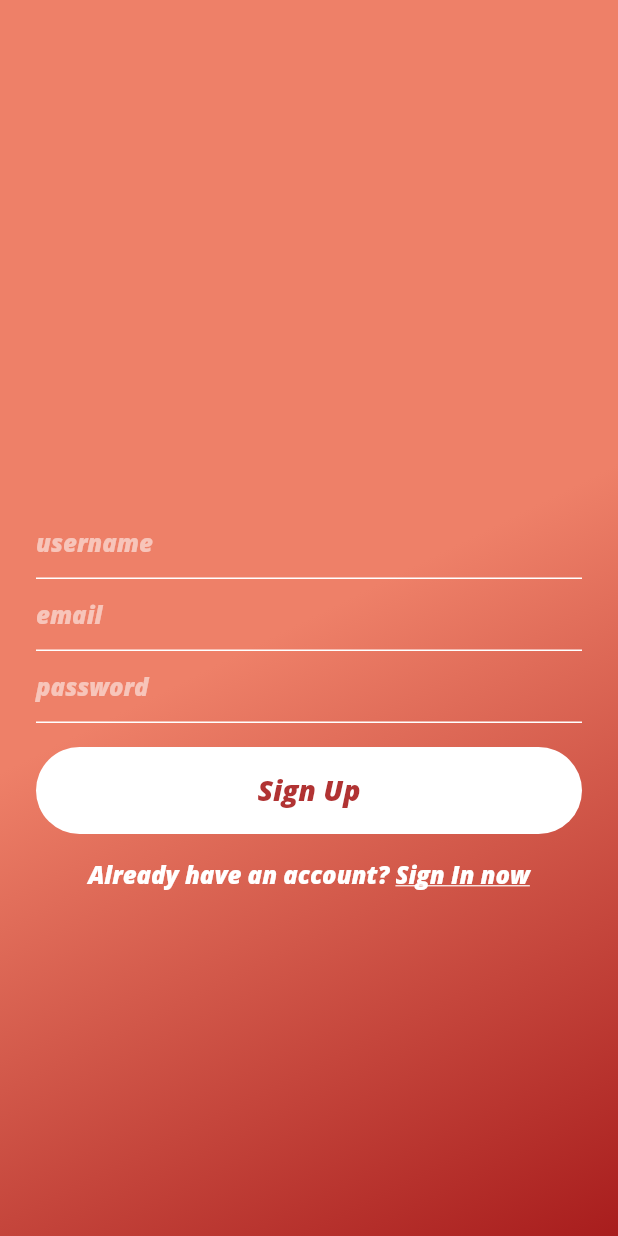
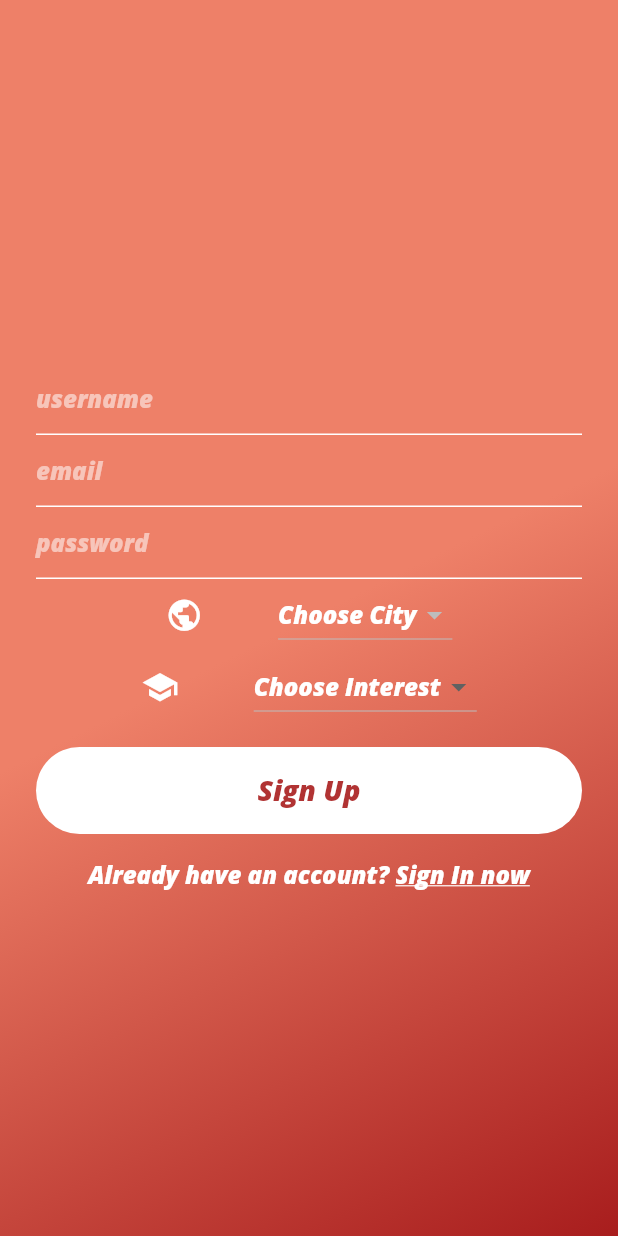
Before and after one commit to maximgnezdov/LetsStudy, a Flutter app: the screen it shows after launch, after a tap on "Start", after a tap on "Sign In", after a tap on "Sign up", on a phone screen of 412 x 824 dp. Run offline on Flutter 3.47's test engine with Material 2 defaults, Android fonts, the phone set to English and light mode, and no system bars; our stand-ins replace cloud_firestore, firebase_auth, google_sign_in, shared_preferences; accounts and stored records are empty.

Commit message:
edit dropdown menu

```diff
--- a/lib/views/search.dart
+++ b/lib/views/search.dart
@@ -46,7 +46,11 @@ class _SearchState extends State<Search> {
           searchResultSnapshot.documents[index].data["userName"],
           searchResultSnapshot.documents[index].data["userEmail"],
         );
-        }) : Container();
+        }) : Container(
+           child: Center(
+             ///TODO tekst gdy uzytkownika nie znalezono
+       ),
+    );
   }
 
   /// 1.create a chatroom, send user to the chatroom, other userdetails
--- a/lib/views/signup.dart
+++ b/lib/views/signup.dart
@@ -1,3 +1,6 @@
+//import 'dart:html';
+
+import 'package:cloud_firestore/cloud_firestore.dart';
 import 'package:letsstudy/helper/helperfunctions.dart';
 import 'package:letsstudy/helper/theme.dart';
 import 'package:letsstudy/services/auth.dart';
@@ -25,6 +28,25 @@ class _SignUpState extends State<SignUp> {
 
   final formKey = GlobalKey<FormState>();
   bool isLoading = false;
+  var selectedCity;
+  var selectedPassion;
+  List<String> _selectedPassion = <String>[
+    'Biochemia',
+    'Biologia',
+    'Chemia',
+    'Design',
+    'Filozofia',
+    'Fizyka',
+    'Geografia',
+    'Historia',
+    'Informatyka',
+    'Jezyki Obce',
+    'Matematyka',
+    'Muzyka',
+    'Religia',
+    'Sport'
+  ];
+
 
   singUp() async {
 
@@ -40,7 +62,9 @@ class _SignUpState extends State<SignUp> {
 
               Map<String,String> userDataMap = {
                 "userName" : usernameEditingController.text,
-                "userEmail" : emailEditingController.text
+                "userEmail" : emailEditingController.text,
+                "userCity" : selectedCity.toString(),
+                "userInterest" : selectedPassion.toString()
               };
 
               databaseMethods.addUserInfo(userDataMap);
@@ -112,7 +136,98 @@ class _SignUpState extends State<SignUp> {
                       },
 
                     ),
+                    StreamBuilder<QuerySnapshot>(
+                      stream: Firestore.instance.collection("cities").snapshots(),
+                      // ignore: missing_return
+                      builder: (context, snapshot){
+                        if (!snapshot.hasData)
+                          const Text("Loading.....");
+                         else {
+                          List<DropdownMenuItem> currencyItems = [];
+                          for (int i = 0; i < snapshot.data.documents.length; i++){
+                            DocumentSnapshot snap = snapshot.data.documents[i];
+                            currencyItems.add(
+                              DropdownMenuItem(
+                                child: Text(
+                                  snap.documentID,
+                                  style: TextStyle(color: Colors.black),
+                                ),
+                                value: "${snap.documentID}",
+                              ),
+                            );
+                          }
+                          return Row(
+                            mainAxisAlignment: MainAxisAlignment.center,
+                            children: <Widget>[
+                              Icon(Icons.public,
+                                  size: 25.0, color: Colors.white),
+                              SizedBox(width: 50.0),
+                              DropdownButton(
+                                items: currencyItems,
+                                onChanged: (currencyValue) {
+                                  final snackBar = SnackBar(
+                                    content: Text(
+                                      'Selected value is $currencyValue',
+                                      style: TextStyle(color: Colors.white),
+                                    ),
+                                  );
+                                  Scaffold.of(context).showSnackBar(snackBar);
+                                  setState(() {
+                                    selectedCity = currencyValue;
+                                  });
+                                },
+                                value: selectedCity,
+                                isExpanded: false,
+                                hint: new Text(
+                                  "Choose City",
+                                  style: TextStyle(color: Colors.white),
+                                ),
+                              ),
+                            ],
+                          );
+
+
+                        }
+                    }
+                    ),
+
+              Row(
+                mainAxisAlignment: MainAxisAlignment.center,
+                children: <Widget>[
+                  Icon(
+                    Icons.school,
+                    size: 25.0,
+                    color: Colors.white,
+                  ),
+                  SizedBox(width: 50.0),
+                    DropdownButton(
+                      items: _selectedPassion
+                          .map((value) => DropdownMenuItem(
+                        child: Text(
+                          value,
+                          style: TextStyle(color: Colors.black),
+                        ),
+                        value: value,
+                      ))
+                          .toList(),
+                      onChanged: (selectedAccountType) {
+                        print('$selectedAccountType');
+                        setState(() {
+                          selectedPassion = selectedAccountType;
+                        });
+                      },
+                      value: selectedPassion,
+                      isExpanded: false,
+                      hint: Text(
+                        'Choose Interest',
+                        style: TextStyle(color: Colors.white),
+                      ),
+                    )
+                ],
+              ),
+
                   ],
+
                 ),
               ),
             ),
```
Also changed, not shown: pubspec.lock.
